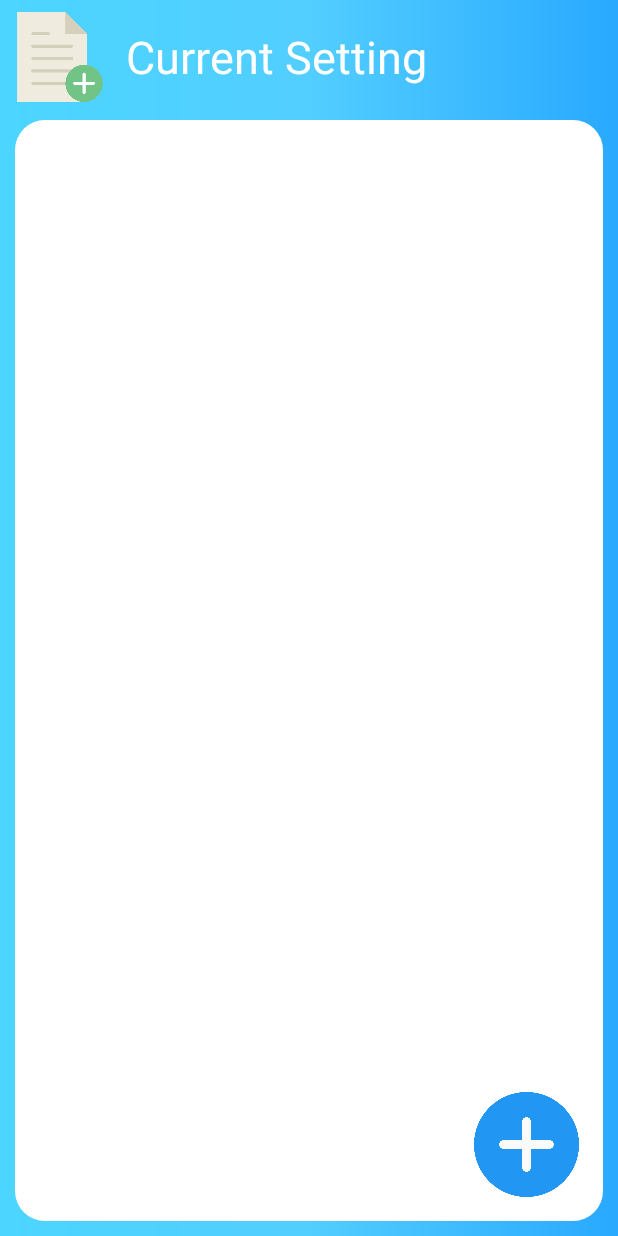
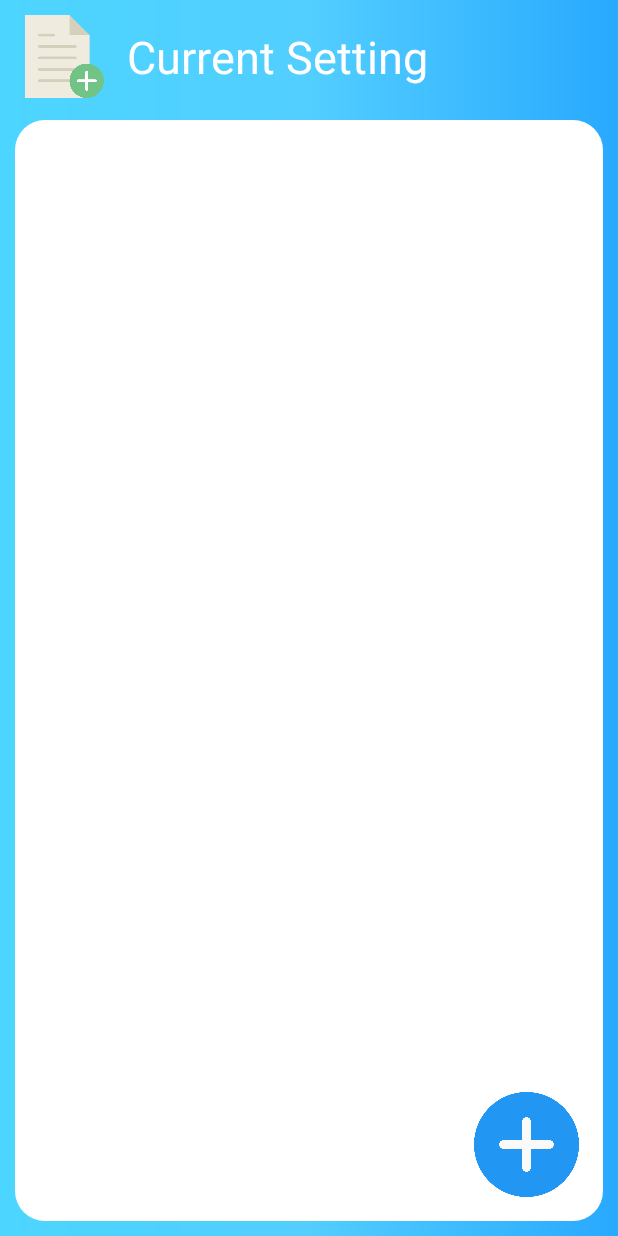
Before and after one commit to dmrkp77/project2_broWithSJ, an Android app: the ToDoListActivity screen opened directly, with no data from a screen before it, on a phone screen of 412 x 824 dp. Run offline under Robolectric (Android 15) with nearby library versions, the phone set to English and light mode, and no system bars.

Commit message:
이미지 사이즈 변경

```diff
--- a/app/src/main/res/layout/activity_todolist.xml
+++ b/app/src/main/res/layout/activity_todolist.xml
@@ -14,9 +14,9 @@
         android:orientation="horizontal">
 
         <ImageView
-            android:layout_marginLeft="10dp"
-            android:layout_width="60dp"
-            android:layout_height="60dp"
+            android:layout_marginLeft="15dp"
+            android:layout_width="55dp"
+            android:layout_height="55dp"
             android:background="@drawable/file"/>
 
         <TextView
--- a/app/src/main/res/layout/todolist_checking.xml
+++ b/app/src/main/res/layout/todolist_checking.xml
@@ -14,9 +14,9 @@
         android:orientation="horizontal">
 
         <ImageView
-            android:layout_marginLeft="15dp"
-            android:layout_width="55dp"
-            android:layout_height="55dp"
+            android:layout_marginLeft="10dp"
+            android:layout_width="60dp"
+            android:layout_height="60dp"
             android:background="@drawable/list"/>
 
         <TextView
```
